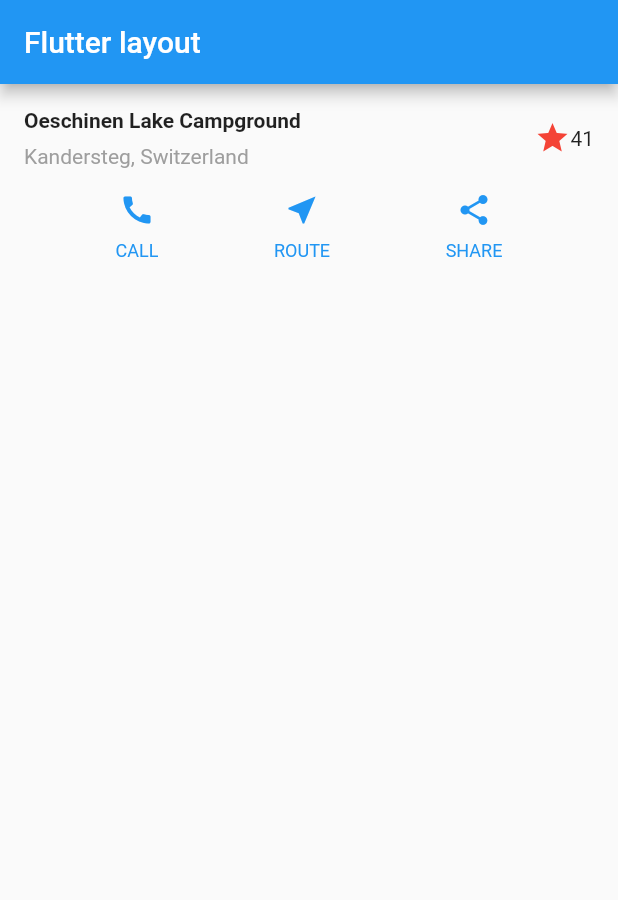
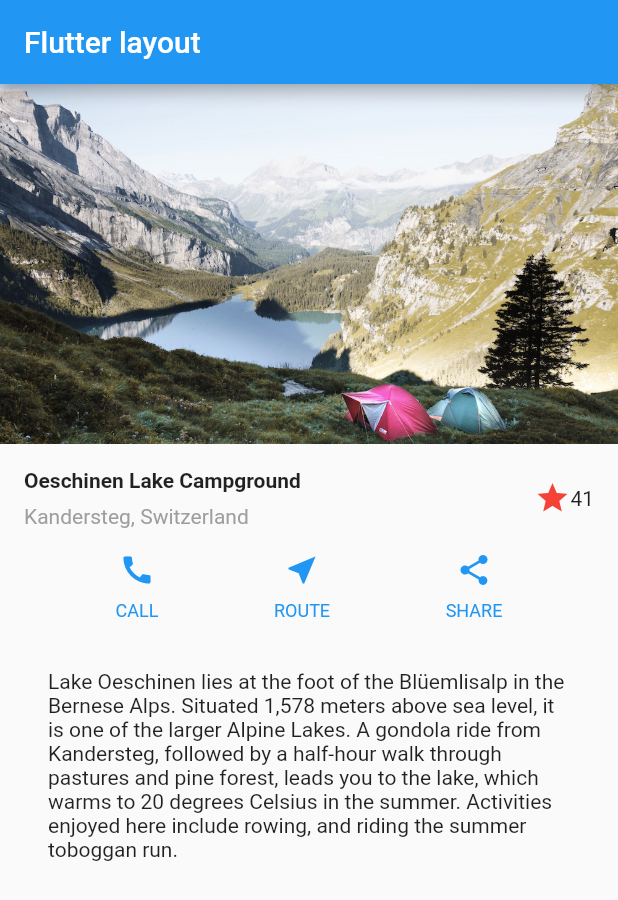
Before and after one commit to aungzinphyo94/FlutterLayout, a Flutter app: the screen it shows after launch, on a phone screen of 412 x 824 dp. Shown: the top 900 px of the screen. Run offline on Flutter 3.47's test engine with Material 2 defaults, Android fonts, the phone set to English and light mode, and no system bars.

Commit message:
Add image

```diff
--- a/lib/main.dart
+++ b/lib/main.dart
@@ -6,7 +6,7 @@ class MyApp extends StatelessWidget {
   // This widget is the root of your application.
   @override
   Widget build(BuildContext context) {
-    //#docregion titleSection
+    // #docregion titleSection
     Widget titleSection = Container(
       padding: const EdgeInsets.all(16),
       child: Row(
@@ -37,11 +37,13 @@ class MyApp extends StatelessWidget {
         ],
       ),
     );
-    //#enddoregion titleSection
+    // #enddoregion titleSection
 
-    //#docregion buttonSection
+    // #docregion buttonSection
 
-    Color color = Theme.of(context).primaryColor;
+    Color color = Theme
+        .of(context)
+        .primaryColor;
 
     Widget buttonSection = Container(
       child: Row(
@@ -54,7 +56,22 @@ class MyApp extends StatelessWidget {
       ),
     );
 
-    //#enddoregion buttonSection
+    // #enddoregion buttonSection
+
+    // #docregion textSection
+    Widget textSection = Container(
+      padding: const EdgeInsets.all(32),
+      child: Text(
+        'Lake Oeschinen lies at the foot of the Blüemlisalp in the Bernese '
+            'Alps. Situated 1,578 meters above sea level, it is one of the '
+            'larger Alpine Lakes. A gondola ride from Kandersteg, followed by a '
+            'half-hour walk through pastures and pine forest, leads you to the '
+            'lake, which warms to 20 degrees Celsius in the summer. Activities '
+            'enjoyed here include rowing, and riding the summer toboggan run.',
+        softWrap: true,
+      ),
+    );
+    // #endregion textSection
 
     return MaterialApp(
       title: 'Flutter layout',
@@ -64,9 +81,13 @@ class MyApp extends StatelessWidget {
         ),
         body: Column(
           children: <Widget>[
-            titleSection,
-            buttonSection
-          ],
+            Image.asset(
+              'images/lake.jpg',
+              width: 600,
+              height: 240,
+              fit: BoxFit.cover,
+            ),
+            titleSection, buttonSection, textSection],
         ),
       ),
     );
--- a/pubspec.yaml
+++ b/pubspec.yaml
@@ -39,6 +39,9 @@ flutter:
   # included with your application, so that you can use the icons in
   # the material Icons class.
   uses-material-design: true
+  assets:
+    - images/lake.jpg
+
 
   # To add assets to your application, add an assets section, like this:
   # assets:
```
Also changed, not shown: images/lake.jpg (added).
